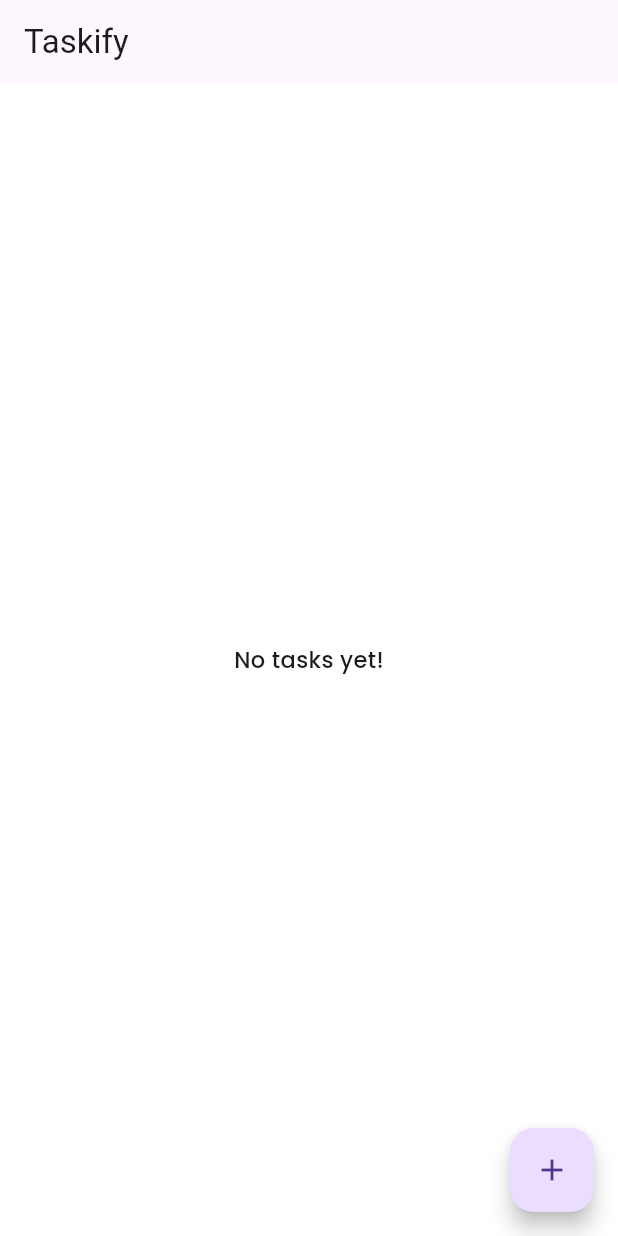
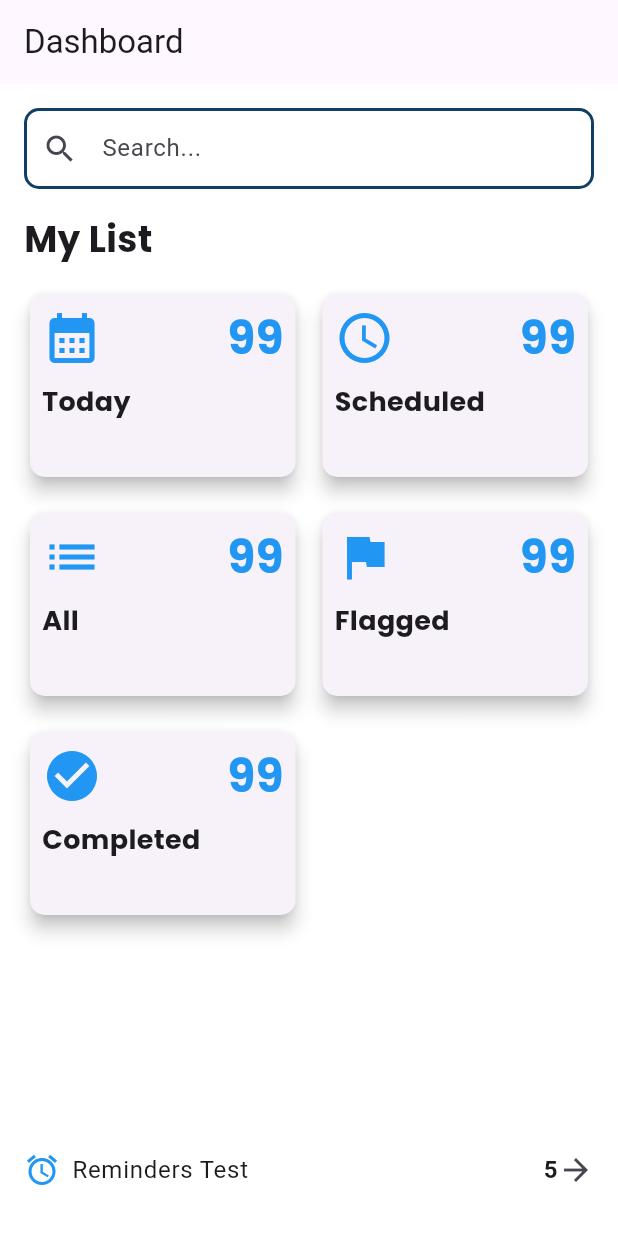
Before and after one commit to salahvk/remind_me, a Flutter app: the screen it shows after launch, on a phone screen of 412 x 824 dp. Run offline on Flutter 3.47's test engine with Material 3 defaults, Android fonts, the phone set to English and light mode, and no system bars; our stand-ins replace flutter_animate, flutter_bloc, freezed_annotation, go_router, google_fonts, hydrated_bloc and 1 more.

Commit message:
Home screen changed

```diff
--- a/lib/config/method_channel/channel.dart
+++ b/lib/config/method_channel/channel.dart
@@ -1,6 +1,9 @@
 class AndroidChannels {
-  static const String notificationChannel = "remind_me_android/notificationChannel";
+  static const String notificationChannel =
+      "remind_me_android/notificationChannel";
   static const String dateTimeChannel = "remind_me_android/dateTimeChannel";
+  static const String notificationMarkAsDoneChannel =
+      "remind_me_android/notificationMarkAsDoneChannel";
 }
 
 class IOSChannels {
--- a/lib/config/route/go_router.dart
+++ b/lib/config/route/go_router.dart
@@ -5,6 +5,7 @@ import 'package:remind_me/config/route/transition.dart';
 import 'package:remind_me/features/splash/presentation/splash_screen.dart';
 import 'package:remind_me/features/task/presentation/pages/add_task/add_task_screen.dart';
 import 'package:remind_me/features/task/presentation/pages/home_screen.dart';
+import 'package:remind_me/features/task/presentation/pages/task_screen.dart';
 
 final GlobalKey<NavigatorState> navigatorKey = GlobalKey<NavigatorState>();
 
@@ -31,7 +32,13 @@ final GoRouter router = GoRouter(
       name: Routes.home,
       path: Routes.getHomeRoute(),
       pageBuilder: (context, state) =>
-          buildPageWithFadeTransition(const HomeScreen(), state),
+          buildPageWithFadeTransition( const HomeScreen(), state),
+    ),
+    GoRoute(
+      name: Routes.task,
+      path: Routes.getTaskRoute(),
+      pageBuilder: (context, state) =>
+          buildPageWithFadeTransition(const TaskScreen(), state),
     ),
     GoRoute(
       name: Routes.addTask,
--- a/lib/config/route/route_constants.dart
+++ b/lib/config/route/route_constants.dart
@@ -2,10 +2,12 @@ class Routes {
   static String splash = "/";
   static String home = "home";
   static String addTask = "addTask";
+  static String task = "task";
 
   // ----------------------------------------------------
 
   static String getSplashRoute() => splash;
   static String getHomeRoute() => "/$home";
   static String getAddTaskRoute() => "/$addTask";
+  static String getTaskRoute() => "/$task";
 }
--- a/lib/features/task/presentation/pages/home_screen.dart
+++ b/lib/features/task/presentation/pages/home_screen.dart
@@ -1,137 +1,162 @@
 import 'package:flutter/material.dart';
-import 'package:flutter/services.dart';
-import 'package:flutter_bloc/flutter_bloc.dart';
 import 'package:go_router/go_router.dart';
 import 'package:remind_me/config/route/route_constants.dart';
-import 'package:remind_me/services/notification_service.dart';
-
-import '../bloc/task_bloc.dart';
-import '../widgets/task_item.dart';
 
 class HomeScreen extends StatelessWidget {
   const HomeScreen({super.key});
 
   @override
   Widget build(BuildContext context) {
-    const platform = MethodChannel('com.example.remind_me/task');
+    return Scaffold(
+      appBar: AppBar(title: const Text('Dashboard')),
+      body: Padding(
+        padding: const EdgeInsets.all(16.0),
+        child: Column(
+          crossAxisAlignment: CrossAxisAlignment.start,
+          children: [
+            // Search Bar
+            TextField(
+              decoration: InputDecoration(
+                hintText: 'Search...',
+                border:
+                    OutlineInputBorder(borderRadius: BorderRadius.circular(30)),
+                prefixIcon: const Icon(Icons.search),
+              ),
+            ),
+            const SizedBox(height: 16),
 
-    platform.setMethodCallHandler((call) async {
-      if (call.method == 'markAsDone') {
-        final String taskId = call.arguments;
-        // Handle the task ID
-        print('Task ID: $taskId marked as fdsfdsdone');
-        context.read<TaskBloc>().add(TaskEvent.markTaskCompleted(taskId));
-      }
-    });
-    return Scaffold(
-      appBar: AppBar(title: const Text('Taskify')),
-      body: BlocBuilder<TaskBloc, TaskState>(
-        builder: (context, state) {
-          if (state.isLoading) {
-            return const Center(child: CircularProgressIndicator());
-          }
+            // Heading: My List
+            const Text(
+              'My List',
+              style: TextStyle(fontSize: 24, fontWeight: FontWeight.bold),
+            ),
+            const SizedBox(height: 16),
 
-          if (state.errorMessage != null) {
-            return Center(child: Text(state.errorMessage!));
-          }
+            // GridView of 5 items with 2 in a row
+            Expanded(
+              child: GridView.builder(
+                gridDelegate: const SliverGridDelegateWithFixedCrossAxisCount(
+                    crossAxisCount: 2,
+                    crossAxisSpacing: 10.0,
+                    mainAxisSpacing: 16.0,
+                    mainAxisExtent: 130),
+                itemCount: 5,
+                itemBuilder: (context, index) {
+                  return HomeGadget(index: index);
+                },
+              ),
+            ),
 
-          if (state.tasks.isEmpty) {
-            return const Center(child: Text('No tasks yet!'));
-          }
-
-          return ListView.builder(
-            itemCount: state.tasks.length,
-            itemBuilder: (context, index) {
-              final task = state.tasks[index];
-              final now = DateTime.now(); // Current date and time
-              final today =
-                  DateTime(now.year, now.month, now.day); // Today's date
-              final taskDate = DateTime(
-                task.reminderTime.year,
-                task.reminderTime.month,
-                task.reminderTime.day,
-              ); // Task's date
-
-              // Check if this is the first item or if the header needs to change
-              bool showTodayHeader = index == 0 && taskDate == today;
-              bool showNotTodayHeader = index == 0 && taskDate != today;
-
-              // Check if the previous task has a different date
-              if (index > 0) {
-                final prevTask = state.tasks[index - 1];
-                final prevTaskDate = DateTime(
-                  prevTask.reminderTime.year,
-                  prevTask.reminderTime.month,
-                  prevTask.reminderTime.day,
-                );
-
-                showTodayHeader = taskDate == today && prevTaskDate != today;
-                showNotTodayHeader = taskDate != today && prevTaskDate == today;
-              }
-
-              return Column(
-                crossAxisAlignment: CrossAxisAlignment.start,
+            // Reminder Tile below the GridView
+            const ListTile(
+              contentPadding: EdgeInsets.zero,
+              title: Row(
                 children: [
-                  // Show "Today" header if required
-                  if (showTodayHeader)
-                    const Padding(
-                      padding:
-                          EdgeInsets.only(left: 12, top: 8, bottom: 8),
-                      child: Text(
-                        "Today",
-                        style: TextStyle(
-                          fontSize: 16,
-                          fontWeight: FontWeight.bold,
-                        ),
-                      ),
-                    ),
-
-                  // Show "Not Today" header if required
-                  if (showNotTodayHeader)
-                    const Padding(
-                      padding:
-                          EdgeInsets.only(left: 12, top: 8, bottom: 8),
-                      child: Text(
-                        "Upcoming",
-                        style: TextStyle(
-                          fontSize: 16,
-                          fontWeight: FontWeight.bold,
-                        ),
-                      ),
-                    ),
-
-                  // Task Item
-                  TaskItem(task: task),
+                  Icon(Icons.access_alarm, color: Colors.blue),
+                  SizedBox(width: 8),
+                  Text('Reminders Test'),
+                  Spacer(),
+                  Text('5', style: TextStyle(fontWeight: FontWeight.bold)),
+                  Icon(Icons.arrow_forward),
                 ],
-              );
-            },
-          );
-        },
-      ),
-      floatingActionButton: FloatingActionButton(
-        onPressed: () {
-          // Replace with your navigation logic
-
-          context.push(Routes.getAddTaskRoute());
-        },
-        // () {
-
-        // NativeNotificationService.triggerNotification(
-        //   "Hi salah ",
-        //   "salah is a good boy",
-
-        // );
-
-        // NativeNotificationService.scheduleNotification(
-        //   "Hi salah ",
-        //   "salah is a good good go boy",
-        //   DateTime.now().add(const Duration(seconds: 5)),
-
-        // );
-
-        // },
-        child: const Icon(Icons.add),
+              ),
+            ),
+          ],
+        ),
       ),
     );
   }
 }
+
+class HomeGadget extends StatelessWidget {
+  final int index;
+  const HomeGadget({super.key, required this.index});
+
+  @override
+  Widget build(BuildContext context) {
+    return GestureDetector(
+      onTap: () {
+       context.push(Routes.getHomeRoute());
+      },
+      child: Card(
+        shape: RoundedRectangleBorder(
+          borderRadius: BorderRadius.circular(10),
+        ),
+        elevation: 5,
+        child: Padding(
+          padding: const EdgeInsets.all(8.0),
+          child: Column(
+            crossAxisAlignment: CrossAxisAlignment.start,
+            children: [
+              // Left top icon
+              Row(
+                mainAxisAlignment: MainAxisAlignment.spaceBetween,
+                children: [
+                  Icon(
+                    _getIcons(index),
+                    size: 40,
+                    color: Colors.blue,
+                  ),
+                  const Align(
+                    alignment: Alignment.topRight,
+                    child: Text(
+                      '99', // Dynamic count can be added here
+                      style: TextStyle(
+                        fontWeight: FontWeight.bold,
+                        fontSize: 30,
+                        color: Colors.blue,
+                      ),
+                    ),
+                  ),
+                ],
+              ),
+              const SizedBox(height: 8),
+
+              // Left bottom heading (Today, Scheduled, etc.)
+              Text(
+                _getHeading(index),
+                style: const TextStyle(fontWeight: FontWeight.bold, fontSize: 18),
+              ),
+
+              // Right top large count
+            ],
+          ),
+        ),
+      ),
+    );
+  }
+
+  String _getHeading(int index) {
+    switch (index) {
+      case 0:
+        return 'Today';
+      case 1:
+        return 'Scheduled';
+      case 2:
+        return 'All';
+      case 3:
+        return 'Flagged';
+      case 4:
+        return 'Completed';
+      default:
+        return 'Item $index';
+    }
+  }
+
+  IconData _getIcons(int index) {
+    switch (index) {
+      case 0:
+        return Icons.calendar_month;
+      case 1:
+        return Icons.schedule_outlined;
+      case 2:
+        return Icons.list;
+      case 3:
+        return Icons.flag;
+      case 4:
+        return Icons.check_circle;
+      default:
+        return Icons.error;
+    }
+  }
+}
--- a/lib/main.dart
+++ b/lib/main.dart
@@ -8,7 +8,6 @@ import 'package:remind_me/features/task/domain/repositories/task_repository.dart
 import 'package:remind_me/features/task/presentation/bloc/task_bloc.dart';
 import 'package:hydrated_bloc/hydrated_bloc.dart';
 import 'package:path_provider/path_provider.dart';
-import 'package:remind_me/services/task_receiver.dart';
 
 void main() async {
   WidgetsFlutterBinding.ensureInitialized();
@@ -16,11 +15,6 @@ void main() async {
   final storage = await HydratedStorage.build(
     storageDirectory: await getApplicationDocumentsDirectory(),
   );
-  print("__");
-  TaskReceiver.taskDoneStream.listen((event) {
-    print('Task marked as donegdgs: ${event['taskId']}');
-    // Handle the event (like updating UI, showing notifications, etc.)
-  });
   HydratedBloc.storage = storage;
   runApp(const RemindMeApp());
 }
```
Also changed, not shown: lib/features/task/presentation/pages/task_screen.dart (added, +137 -0 lines), lib/services/task_receiver.dart (deleted, +0 -13 lines), 2 other files.
